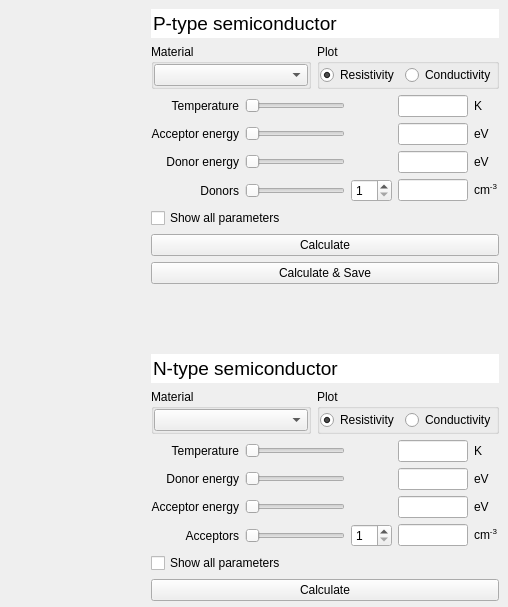
First picture: the form in GUI.ui, repository kononovarseniy/irwin, before the edit; both pictures show x 280 to 788 and y 0 to 607 of the 788 by 721 pixel window.
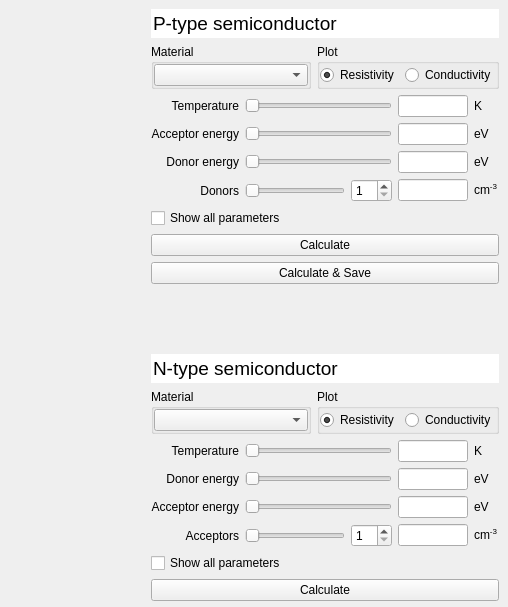
Second picture: the form after the edit. Custom widgets are drawn as their Qt base class.

Commit message: Added generic scientific value input operator

The edit to the form file:
```diff
--- a/GUI.ui
+++ b/GUI.ui
@@ -588,7 +588,7 @@
         </layout>
        </item>
        <item>
-        <layout class="QGridLayout" name="p_input_grid_layout" columnstretch="0,0,0,0,0">
+        <layout class="QGridLayout" name="p_input_grid_layout" columnstretch="0,1,0,0,0">
          <item row="3" column="4">
           <widget class="QLabel" name="p_donor_energy_unit_label">
            <property name="text">
@@ -606,19 +606,6 @@
            </property>
           </widget>
          </item>
-         <item row="2" column="1">
-          <widget class="QSlider" name="p_acceptor_energy_slider">
-           <property name="minimumSize">
-            <size>
-             <width>100</width>
-             <height>0</height>
-            </size>
-           </property>
-           <property name="orientation">
-            <enum>Qt::Horizontal</enum>
-           </property>
-          </widget>
-         </item>
          <item row="3" column="0">
           <widget class="QLabel" name="p_donor_energy_label">
            <property name="text">
@@ -678,19 +665,6 @@
            </property>
           </widget>
          </item>
-         <item row="3" column="1">
-          <widget class="QSlider" name="p_donor_energy_slider">
-           <property name="minimumSize">
-            <size>
-             <width>100</width>
-             <height>0</height>
-            </size>
-           </property>
-           <property name="orientation">
-            <enum>Qt::Horizontal</enum>
-           </property>
-          </widget>
-         </item>
          <item row="3" column="3">
           <widget class="QLineEdit" name="p_donor_energy_line_edit">
            <property name="minimumSize">
@@ -750,19 +724,6 @@
            </property>
           </widget>
          </item>
-         <item row="1" column="1">
-          <widget class="QSlider" name="p_temperature_slider">
-           <property name="minimumSize">
-            <size>
-             <width>100</width>
-             <height>0</height>
-            </size>
-           </property>
-           <property name="orientation">
-            <enum>Qt::Horizontal</enum>
-           </property>
-          </widget>
-         </item>
          <item row="1" column="3">
           <widget class="QLineEdit" name="p_temperature_line_edit">
            <property name="minimumSize">
@@ -786,6 +747,45 @@
            </property>
           </widget>
          </item>
+         <item row="3" column="1" colspan="2">
+          <widget class="QSlider" name="p_donor_energy_slider">
+           <property name="minimumSize">
+            <size>
+             <width>100</width>
+             <height>0</height>
+            </size>
+           </property>
+           <property name="orientation">
+            <enum>Qt::Horizontal</enum>
+           </property>
+          </widget>
+         </item>
+         <item row="2" column="1" colspan="2">
+          <widget class="QSlider" name="p_acceptor_energy_slider">
+           <property name="minimumSize">
+            <size>
+             <width>100</width>
+             <height>0</height>
+            </size>
+           </property>
+           <property name="orientation">
+            <enum>Qt::Horizontal</enum>
+           </property>
+          </widget>
+         </item>
+         <item row="1" column="1" colspan="2">
+          <widget class="QSlider" name="p_temperature_slider">
+           <property name="minimumSize">
+            <size>
+             <width>100</width>
+             <height>0</height>
+            </size>
+           </property>
+           <property name="orientation">
+            <enum>Qt::Horizontal</enum>
+           </property>
+          </widget>
+         </item>
         </layout>
        </item>
        <item>
@@ -1403,7 +1403,7 @@
         </layout>
        </item>
        <item>
-        <layout class="QGridLayout" name="n_input_grid_layout">
+        <layout class="QGridLayout" name="n_input_grid_layout" columnstretch="0,1,0,0,0" columnminimumwidth="0,0,0,0,0">
          <item row="4" column="4">
           <widget class="QLabel" name="n_acceptor_concentration_unit_label">
            <property name="text">
@@ -1506,32 +1506,6 @@
            </property>
           </widget>
          </item>
-         <item row="3" column="1">
-          <widget class="QSlider" name="n_acceptor_energy_slider">
-           <property name="minimumSize">
-            <size>
-             <width>100</width>
-             <height>0</height>
-            </size>
-           </property>
-           <property name="orientation">
-            <enum>Qt::Horizontal</enum>
-           </property>
-          </widget>
-         </item>
-         <item row="1" column="1">
-          <widget class="QSlider" name="n_temperature_slider">
-           <property name="minimumSize">
-            <size>
-             <width>100</width>
-             <height>0</height>
-            </size>
-           </property>
-           <property name="orientation">
-            <enum>Qt::Horizontal</enum>
-           </property>
-          </widget>
-         </item>
          <item row="2" column="0">
           <widget class="QLabel" name="n_donor_energy_label">
            <property name="text">
@@ -1588,7 +1562,20 @@
            </property>
           </widget>
          </item>
-         <item row="2" column="1">
+         <item row="1" column="1" colspan="2">
+          <widget class="QSlider" name="n_temperature_slider">
+           <property name="minimumSize">
+            <size>
+             <width>100</width>
+             <height>0</height>
+            </size>
+           </property>
+           <property name="orientation">
+            <enum>Qt::Horizontal</enum>
+           </property>
+          </widget>
+         </item>
+         <item row="2" column="1" colspan="2">
           <widget class="QSlider" name="n_donor_energy_slider">
            <property name="minimumSize">
             <size>
@@ -1601,6 +1588,19 @@
            </property>
           </widget>
          </item>
+         <item row="3" column="1" colspan="2">
+          <widget class="QSlider" name="n_acceptor_energy_slider">
+           <property name="minimumSize">
+            <size>
+             <width>100</width>
+             <height>0</height>
+            </size>
+           </property>
+           <property name="orientation">
+            <enum>Qt::Horizontal</enum>
+           </property>
+          </widget>
+         </item>
         </layout>
        </item>
        <item>
```
Left out of the diff: 24 changed lines with no effect on the pictures. The commit also changes 12 other files.
